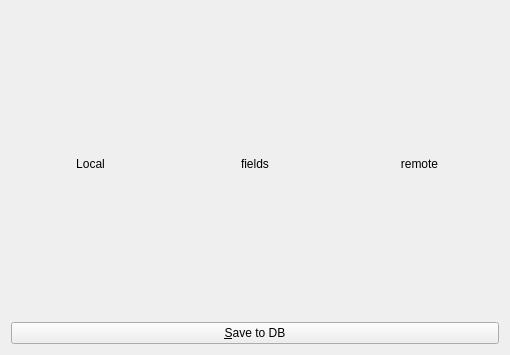
Old version of the form fileinfowidget.ui in the repository theme/MangaLib.
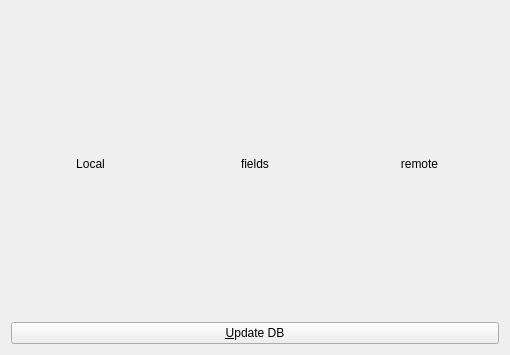
New version of the form.

```diff
--- a/fileinfowidget.ui
+++ b/fileinfowidget.ui
@@ -55,7 +55,7 @@
    <item>
     <widget class="QPushButton" name="save2dbButton">
      <property name="text">
-      <string>&amp;Save to DB</string>
+      <string>&amp;Update DB</string>
      </property>
     </widget>
    </item>
```
Left out of the diff: 2 changed lines with no effect on the pictures.
